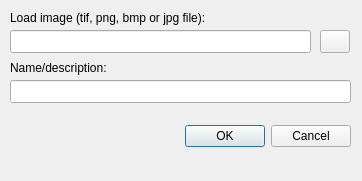
Before: the Qt Designer form gui/import_wafer_image_dlg.ui in SBEMimage/SBEMimage, drawn with Qt 5.
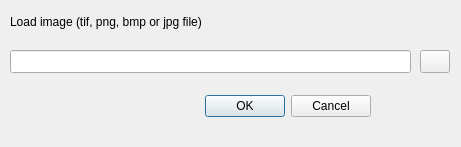
After: the same form once the commit is applied.

Commit message: magc: import wafer dialog simplified

The edit to the form file:
```diff
--- a/gui/import_wafer_image_dlg.ui
+++ b/gui/import_wafer_image_dlg.ui
@@ -6,8 +6,8 @@
    <rect>
     <x>0</x>
     <y>0</y>
-    <width>362</width>
-    <height>181</height>
+    <width>461</width>
+    <height>147</height>
    </rect>
   </property>
   <property name="windowTitle">
@@ -16,9 +16,9 @@
   <widget class="QDialogButtonBox" name="buttonBox">
    <property name="geometry">
     <rect>
-     <x>10</x>
-     <y>120</y>
-     <width>341</width>
+     <x>100</x>
+     <y>90</y>
+     <width>271</width>
      <height>32</height>
     </rect>
    </property>
@@ -33,8 +33,8 @@
    <property name="geometry">
     <rect>
      <x>10</x>
-     <y>30</y>
-     <width>301</width>
+     <y>50</y>
+     <width>401</width>
      <height>23</height>
     </rect>
    </property>
@@ -42,8 +42,8 @@
   <widget class="QPushButton" name="pushButton_selectFile">
    <property name="geometry">
     <rect>
-     <x>320</x>
-     <y>30</y>
+     <x>420</x>
+     <y>50</y>
      <width>30</width>
      <height>23</height>
     </rect>
@@ -57,36 +57,13 @@
     <rect>
      <x>10</x>
      <y>10</y>
-     <width>211</width>
-     <height>16</height>
-    </rect>
-   </property>
-   <property name="text">
-    <string>Load image (tif, png, bmp or jpg file):</string>
-   </property>
-  </widget>
-  <widget class="QLabel" name="label_4">
-   <property name="geometry">
-    <rect>
-     <x>10</x>
-     <y>60</y>
-     <width>211</width>
-     <height>16</height>
-    </rect>
-   </property>
-   <property name="text">
-    <string>Name/description:</string>
-   </property>
-  </widget>
-  <widget class="QLineEdit" name="lineEdit_name">
-   <property name="geometry">
-    <rect>
-     <x>10</x>
-     <y>80</y>
-     <width>341</width>
+     <width>321</width>
      <height>23</height>
     </rect>
    </property>
+   <property name="text">
+    <string>Load image (tif, png, bmp or jpg file)</string>
+   </property>
   </widget>
  </widget>
  <tabstops>
```
Left out of the diff: 1 changed line with no effect on the pictures. The commit also changes 1 other file.
